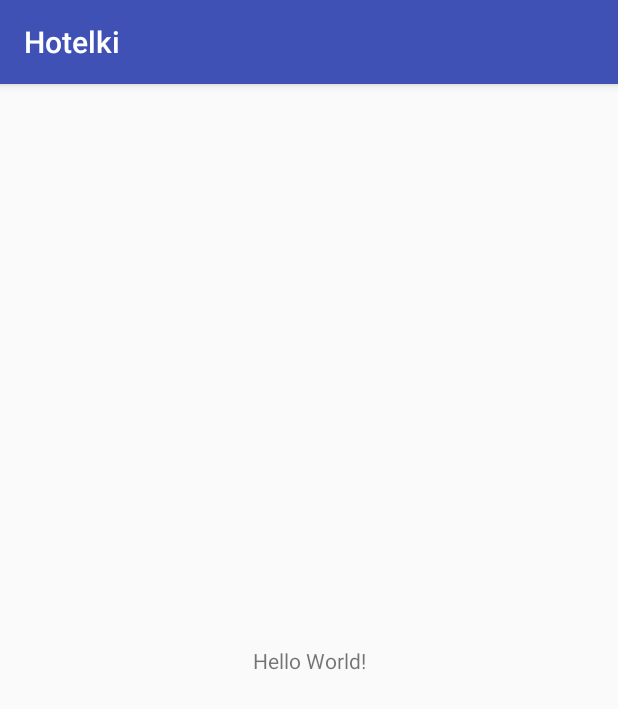
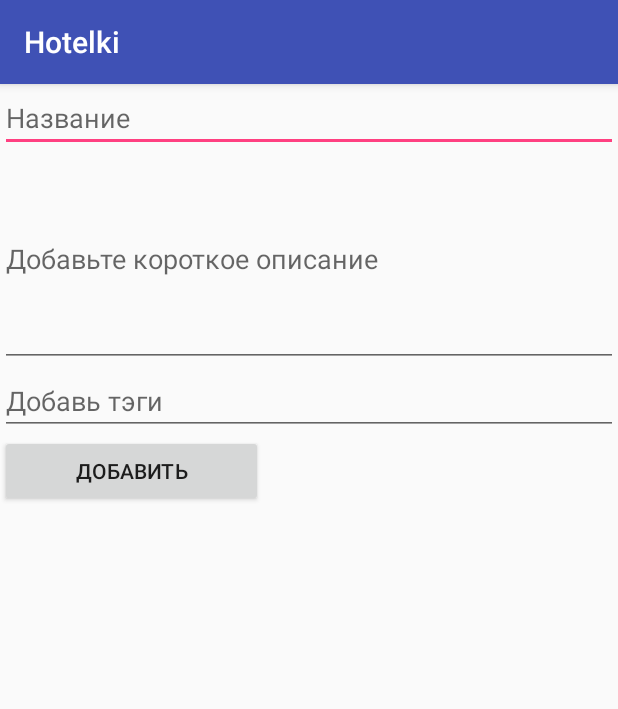
Before and after one commit to FrogTravel/hotelki, an Android app: the screen it shows after launch (MainActivity), on a phone screen of 412 x 824 dp. Shown: the top 709 px of the screen. Run offline under Robolectric (Android 15) with nearby library versions, the phone set to English and light mode, and no system bars.

Commit message:
Ot dushi commit

```diff
--- a/app/build.gradle
+++ b/app/build.gradle
@@ -25,4 +25,5 @@ dependencies {
     testImplementation 'junit:junit:4.12'
     androidTestImplementation 'com.android.support.test:runner:1.0.1'
     androidTestImplementation 'com.android.support.test.espresso:espresso-core:3.0.1'
+    implementation 'com.android.support:design:26.1.0'
 }
--- a/app/src/main/AndroidManifest.xml
+++ b/app/src/main/AndroidManifest.xml
@@ -16,6 +16,9 @@
                 <category android:name="android.intent.category.LAUNCHER" />
             </intent-filter>
         </activity>
+        <activity android:name=".PopItemsActivity">
+
+        </activity>
     </application>
 
 </manifest>
--- a/app/src/main/java/nekono/inno/hotelki/MainActivity.java
+++ b/app/src/main/java/nekono/inno/hotelki/MainActivity.java
@@ -1,13 +1,22 @@
 package nekono.inno.hotelki;
 
+import android.content.Intent;
 import android.support.v7.app.AppCompatActivity;
 import android.os.Bundle;
+import android.view.View;
 
 public class MainActivity extends AppCompatActivity {
 
     @Override
     protected void onCreate(Bundle savedInstanceState) {
         super.onCreate(savedInstanceState);
-        setContentView(R.layout.activity_main);
+        setContentView(R.layout.activity_add);
     }
+
+    public void onAdd(View view){
+        Intent intent = new Intent(this, PopItemsActivity.class);
+        startActivity(intent);
+    }
+
+
 }
--- /dev/null
+++ b/app/src/main/res/layout/activity_add.xml
@@ -0,0 +1,40 @@
+<?xml version="1.0" encoding="utf-8"?>
+<LinearLayout xmlns:android="http://schemas.android.com/apk/res/android"
+    xmlns:app="http://schemas.android.com/apk/res-auto"
+    xmlns:tools="http://schemas.android.com/tools"
+    android:layout_width="match_parent"
+    android:layout_height="match_parent"
+    android:orientation="vertical"
+    tools:context="nekono.inno.hotelki.MainActivity">
+
+    <EditText
+        android:id="@+id/editText"
+        android:layout_width="match_parent"
+        android:layout_height="wrap_content"
+        android:ems="10"
+        android:hint="@string/name_field"
+        android:inputType="textPersonName"/>
+
+    <EditText
+        android:id="@+id/editText2"
+        android:layout_width="match_parent"
+        android:layout_height="143dp"
+        android:ems="10"
+        android:hint="@string/desc_field"
+        android:inputType="textMultiLine" />
+
+    <EditText
+        android:id="@+id/editText3"
+        android:layout_width="match_parent"
+        android:layout_height="wrap_content"
+        android:ems="10"
+        android:hint="@string/tags_field"
+        android:inputType="textPersonName" />
+
+    <Button
+        android:id="@+id/add_button"
+        android:layout_width="175dp"
+        android:layout_height="wrap_content"
+        android:text="@string/add"
+        android:onClick="onAdd" />
+</LinearLayout>
--- a/app/src/main/res/layout/activity_main.xml
+++ /dev/null
@@ -1,18 +0,0 @@
-<?xml version="1.0" encoding="utf-8"?>
-<android.support.constraint.ConstraintLayout xmlns:android="http://schemas.android.com/apk/res/android"
-    xmlns:app="http://schemas.android.com/apk/res-auto"
-    xmlns:tools="http://schemas.android.com/tools"
-    android:layout_width="match_parent"
-    android:layout_height="match_parent"
-    tools:context="nekono.inno.hotelki.MainActivity">
-
-    <TextView
-        android:layout_width="wrap_content"
-        android:layout_height="wrap_content"
-        android:text="Hello World!"
-        app:layout_constraintBottom_toBottomOf="parent"
-        app:layout_constraintLeft_toLeftOf="parent"
-        app:layout_constraintRight_toRightOf="parent"
-        app:layout_constraintTop_toTopOf="parent" />
-
-</android.support.constraint.ConstraintLayout>
--- a/app/src/main/res/values/strings.xml
+++ b/app/src/main/res/values/strings.xml
@@ -1,3 +1,8 @@
 <resources>
     <string name="app_name">Hotelki</string>
+    <string name="name_field">Название</string>
+    <string name="desc_field">Добавьте короткое описание</string>
+    <string name="tags_field">Добавь тэги</string>
+    <string name="add">Добавить</string>
+    <string name="select">Все</string>
 </resources>
--- a/build.gradle
+++ b/build.gradle
@@ -7,7 +7,7 @@ buildscript {
         jcenter()
     }
     dependencies {
-        classpath 'com.android.tools.build:gradle:3.0.1'
+        classpath 'com.android.tools.build:gradle:3.1.0'
 
 
         // NOTE: Do not place your application dependencies here; they belong
```
Also changed, not shown: app/src/main/java/nekono/inno/hotelki/HotyolkaItem.java (added, +45 -0 lines), app/src/main/java/nekono/inno/hotelki/Madapter.java (added, +65 -0 lines), app/src/main/java/nekono/inno/hotelki/PopItemsActivity.java (added, +31 -0 lines), app/src/main/res/layout/popular_items.xml (added, +48 -0 lines), gradle/wrapper/gradle-wrapper.properties.
